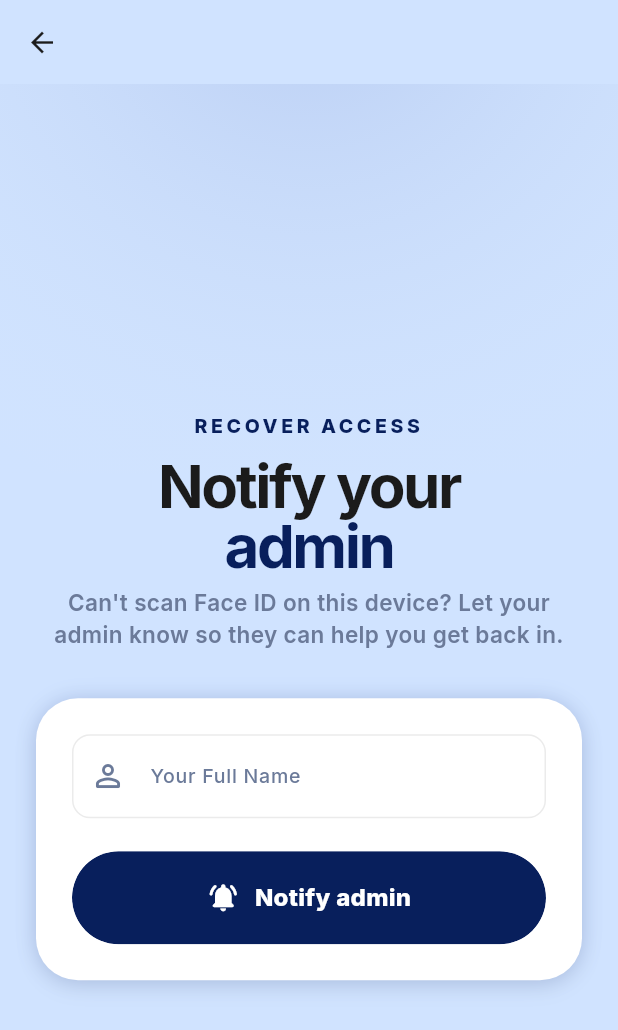
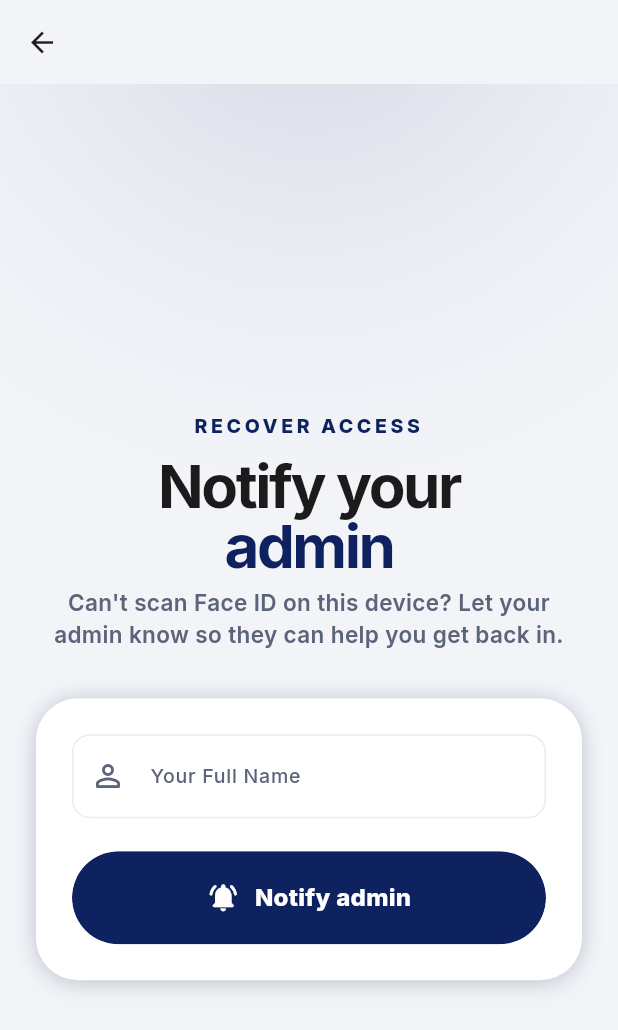
Before and after one commit to Gerald0408/PayPark-Thesis, a Flutter app: the AccessRequestScreen screen opened directly, on a phone screen of 412 x 824 dp. Shown: the top 1030 px of the screen. Run offline on Flutter 3.47's test engine with Material 3 defaults, Android fonts, the phone set to English and light mode, and no system bars; our stand-ins replace camera, cloud_firestore, connectivity_plus, file_picker, firebase_auth, firebase_core and 12 more; missing offline and left inert: encrypt, esc_pos_utils_plus, flutter_pos_printer_platform_image_3, google_mlkit_face_detection, google_mlkit_text_recognition, light and 3 more; accounts and stored records are empty.

Commit message:
Navy color theme (from the redesign), colors only
Light gray background, navy buttons/header/tiles, pale gray-blue
highlights, slate gray secondary text. No layout or behavior changes.

Co-Authored-By: Claude Opus 5.5 <noreply@anthropic.com>

```diff
--- a/lib/core/theme.dart
+++ b/lib/core/theme.dart
@@ -39,7 +39,7 @@ class YosColors {
   // mintLight/mossLight below reuse the palette's other pale stops
   // directly; the rest here are derived to match, since the given palette
   // doesn't name a neutral-gray or a dark-canvas stop.
-  static const Color bgLight = Color(0xFFD0E3FF); // palette's pale blue
+  static const Color bgLight = Color(0xFFF2F4F8); // design's light gray
   static const Color bgDark = Color(0xFF10141F); // derived dark navy-black
   static Color get bg => _dark ? bgDark : bgLight;
 
@@ -61,14 +61,14 @@ class YosColors {
 
   // Slate blue-gray, not a warm gray — kept in the same cool family as the
   // rest of this palette instead of clashing against it.
-  static const Color subLight = Color(0xFF6B7A99); // slate blue-gray
+  static const Color subLight = Color(0xFF5B6478); // design's slate gray
   static const Color subDark = Color(0xFF9AA6C2); // light slate blue-gray
   static Color get sub => _dark ? subDark : subLight;
 
   /// Neutral divider/fill tone. Not wired into [glassBorder]/[gridLine]
   /// below (those stay alpha-based hairlines), but a real light-neutral
   /// fill any screen can reach for instead of inventing one inline.
-  static const Color hairlineLight = Color(0xFFDCE6F5); // pale blue-gray
+  static const Color hairlineLight = Color(0xFFE3E7EF); // pale gray
   static const Color hairlineDark = Color(0xFF2A3350); // dark blue-gray
   static Color get hairline => _dark ? hairlineDark : hairlineLight;
 
@@ -93,9 +93,9 @@ class YosColors {
   // below) — it has to stay pale in *both* modes for that pairing to
   // hold, same as it always has, regardless of which end of the palette
   // the primary accent itself now sits at.
-  static const Color accentDeepLight = Color(0xFF081F5C); // deep navy
-  static const Color accentLight = Color(0xFF334EAC); // royal blue
-  static const Color accentSoftLight = Color(0xFFE7F1FF); // pale blue wash
+  static const Color accentDeepLight = Color(0xFF0F2260); // design's deep navy
+  static const Color accentLight = Color(0xFF14296B); // design's navy
+  static const Color accentSoftLight = Color(0xFFE8ECF7); // pale navy wash
 
   static const Color accentDeepDark = Color(0xFF7096D1); // medium blue
   static const Color accentDark = Color(0xFFD0E3FF); // pale bright blue
@@ -135,11 +135,11 @@ class YosColors {
   // given palette's own pale stops directly, between accentSoftLight and
   // accentLight in saturation, the same "paler/deeper" shape this pair
   // has always used.
-  static const Color mintLight = Color(0xFFF9FCFF); // palest palette stop
+  static const Color mintLight = Color(0xFFF7F8FB); // palest gray
   static const Color mintDark = Color(0xFF16224A); // muted dark navy
   static Color get mint => _dark ? mintDark : mintLight;
 
-  static const Color mossLight = Color(0xFFD0E3FF); // deepest, most saturated
+  static const Color mossLight = Color(0xFFE6EAF5); // pale blue-gray
   static const Color mossDark = Color(0xFF081F5C); // deep navy (palette stop)
   static Color get moss => _dark ? mossDark : mossLight;
 
```
